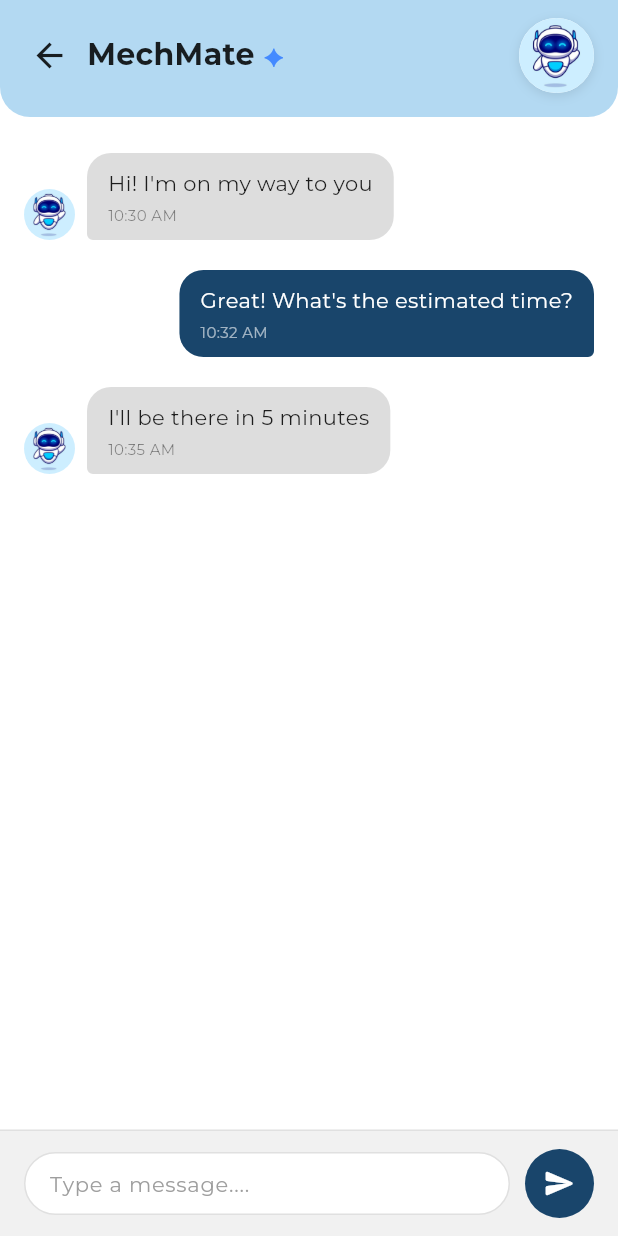
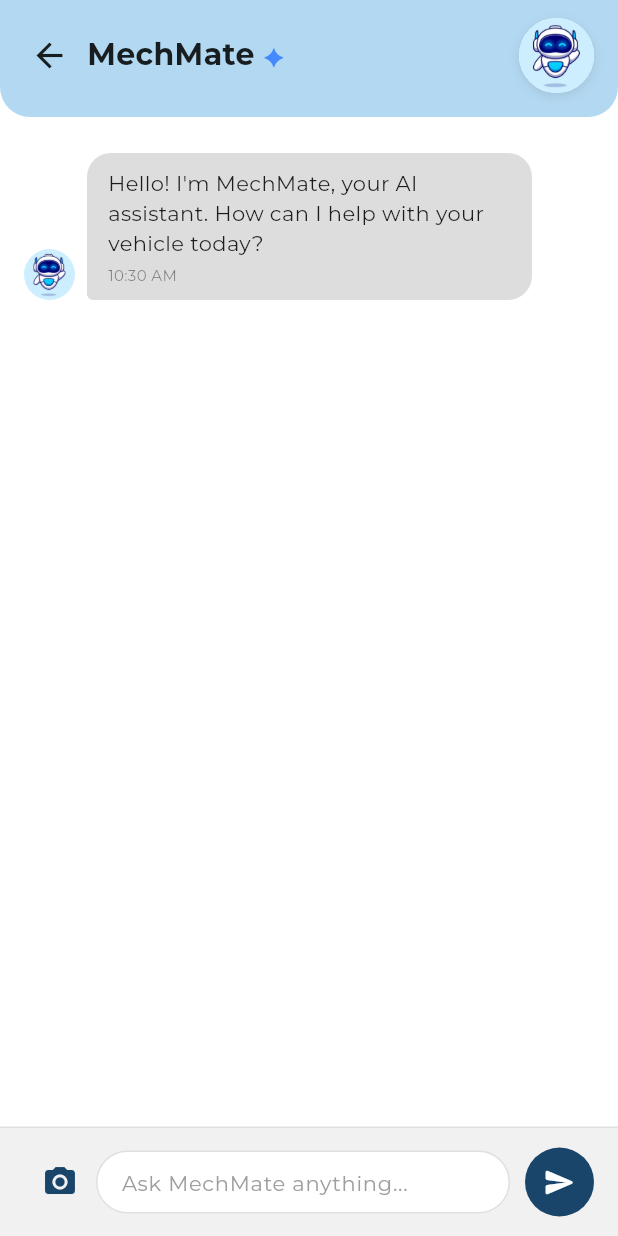
Before and after one commit to Aukaba/UnliRice_Softdev2, a Flutter app: the UserChatSessionScreen screen opened directly, on a phone screen of 412 x 824 dp. Run offline on Flutter 3.47's test engine with Material 3 defaults, Android fonts, the phone set to English and light mode, and no system bars; our stand-ins replace google_fonts, image_picker, shared_preferences, supabase_flutter; accounts and stored records are empty; network calls fail.

Commit message:
integrated chatbot not optimzied for multiple users

```diff
--- a/automate/lib/Logic/ollama_integrations/model/chat_message.dart
+++ b/automate/lib/Logic/ollama_integrations/model/chat_message.dart
@@ -1,16 +1,22 @@
 class ChatMessage {
-  final String text;
+  final String content;
   final bool isUser;
-  final List<String>? images;
+  final DateTime timestamp;
+  final MessageType type;
 
-  ChatMessage({required this.text, required this.isUser, this.images});
+  ChatMessage({
+    required this.content,
+    required this.isUser,
+    DateTime? timestamp,
+    this.type = MessageType.text,
+  }) : timestamp = timestamp ?? DateTime.now();
 
-  // Helper to convert our UI message to the format Ollama expects
-  Map<String, dynamic> toOllamaJson() {
-    return {
-      "role": isUser ? "user" : "assistant",
-      "content": text,
-      if (images != null) "images": images,
-    };
-  }
+  Map<String, dynamic> toJson() => {
+    'content': content,
+    'isUser': isUser,
+    'timestamp': timestamp.toIso8601String(),
+    'type': type.toString(),
+  };
 }
+
+enum MessageType { text, image, error }
--- a/automate/lib/screen/admin/admin_profile_screen.dart
+++ b/automate/lib/screen/admin/admin_profile_screen.dart
@@ -582,7 +582,7 @@ class _ToggleTile extends StatelessWidget {
           Switch(
             value: value,
             onChanged: onChanged,
-            activeColor: const Color(0xFF164D83),
+            activeThumbColor: const Color(0xFF164D83),
             activeTrackColor: const Color(0xFF164D83).withOpacity(0.3),
             inactiveThumbColor: Colors.white,
             inactiveTrackColor: Colors.transparent,
--- a/automate/lib/screen/messages/user_chat_session.dart
+++ b/automate/lib/screen/messages/user_chat_session.dart
@@ -1,13 +1,14 @@
 import 'package:flutter/material.dart';
 import 'package:google_fonts/google_fonts.dart';
+import 'dart:convert';
+import 'dart:io';
+import 'package:http/http.dart' as http;
+import 'package:image_picker/image_picker.dart';
 
 class UserChatSessionScreen extends StatefulWidget {
   final String mechanicName;
 
-  const UserChatSessionScreen({
-    super.key,
-    required this.mechanicName,
-  });
+  const UserChatSessionScreen({super.key, required this.mechanicName});
 
   @override
   State<UserChatSessionScreen> createState() => _UserChatSessionScreenState();
@@ -15,8 +16,140 @@ class UserChatSessionScreen extends StatefulWidget {
 
 class _UserChatSessionScreenState extends State<UserChatSessionScreen> {
   final TextEditingController _msgController = TextEditingController();
+  final ImagePicker _picker = ImagePicker();
+  bool _isLoading = false;
+
+  // Store messages dynamically instead of hardcoded
+  List<ChatMessage> _messages = [];
+
+  // Ollama configuration
+  final String ollamaUrl = "https://supposedly-abdicative-ben.ngrok-free.dev/api/chat"; // YOUR IP HERE
+  final String modelName = "llama3.2-vision";
 
   bool get _isMechMate => widget.mechanicName == "MechMate";
+
+  @override
+  void initState() {
+    super.initState();
+    // Initialize with welcome message if it's MechMate
+    if (_isMechMate) {
+      _messages.add(ChatMessage(
+        message: "Hello! I'm MechMate, your AI assistant. How can I help with your vehicle today?",
+        time: _getCurrentTime(),
+        isMe: false,
+      ));
+    }
+  }
+
+  String _getCurrentTime() {
+    final now = DateTime.now();
+    return "${now.hour}:${now.minute.toString().padLeft(2, '0')} ${now.hour >= 12 ? 'PM' : 'AM'}";
+  }
+
+  /// Send message to Ollama AI
+  Future<void> _sendToOllama({String? text, String? imageBase64}) async {
+    setState(() => _isLoading = true);
+
+    try {
+      final response = await http.post(
+        Uri.parse(ollamaUrl),
+        headers: {
+          'Content-Type': 'application/json',
+          'ngrok-skip-browser-warning': 'true',
+        },
+        body: jsonEncode({
+          "model": modelName,
+          "messages": [
+            {
+              "role": "user",
+              "content": text ?? "Look at this vehicle part. What visible failures or issues are present? List 3 possibilities.",
+              if (imageBase64 != null) "images": [imageBase64]
+            }
+          ],
+          "stream": false
+        }),
+      ).timeout(const Duration(seconds: 90));
+
+      if (response.statusCode == 200) {
+        final data = jsonDecode(response.body);
+        final botMessage = data['message']['content'];
+
+        setState(() {
+          _messages.add(ChatMessage(
+            message: botMessage,
+            time: _getCurrentTime(),
+            isMe: false,
+          ));
+        });
+      } else {
+        _showError("Server error: ${response.statusCode}");
+      }
+    } catch (e) {
+      _showError("Connection failed: $e");
+    } finally {
+      setState(() => _isLoading = false);
+    }
+  }
+
+  void _showError(String error) {
+    setState(() {
+      _messages.add(ChatMessage(
+        message: "❌ $error",
+        time: _getCurrentTime(),
+        isMe: false,
+        isError: true,
+      ));
+    });
+  }
+
+  void _handleSendMessage() {
+    if (_msgController.text.trim().isEmpty) return;
+
+    final text = _msgController.text;
+
+    // Add user message to chat
+    setState(() {
+      _messages.add(ChatMessage(
+        message: text,
+        time: _getCurrentTime(),
+        isMe: true,
+      ));
+    });
+
+    _msgController.clear();
+
+    // If it's MechMate, send to Ollama
+    if (_isMechMate) {
+      _sendToOllama(text: text);
+    }
+    // For human mechanics, you'd implement real-time messaging here
+  }
+
+  void _handleImageCapture() async {
+    final XFile? photo = await _picker.pickImage(
+      source: ImageSource.camera,
+      maxWidth: 800,
+      maxHeight: 800,
+      imageQuality: 50,
+    );
+
+    if (photo != null) {
+      setState(() {
+        _messages.add(ChatMessage(
+          message: "[Image sent for diagnosis]",
+          time: _getCurrentTime(),
+          isMe: true,
+        ));
+      });
+
+      final bytes = await File(photo.path).readAsBytes();
+      final base64String = base64Encode(bytes);
+
+      if (_isMechMate) {
+        _sendToOllama(imageBase64: base64String);
+      }
+    }
+  }
 
   @override
   Widget build(BuildContext context) {
@@ -26,38 +159,36 @@ class _UserChatSessionScreenState extends State<UserChatSessionScreen> {
         children: [
           _isMechMate ? _buildMechMateHeader() : _buildMechanicHeader(),
 
-          // Main Chat Body
+          // Main Chat Body - Now dynamic
           Expanded(
-            child: ListView(
+            child: ListView.builder(
               padding: const EdgeInsets.symmetric(horizontal: 16, vertical: 24),
-              children: [
-                _buildMessageBubble(
-                  message: "Hi! I'm on my way to you",
-                  time: "10:30 AM",
-                  isMe: false,
-                ),
-                _buildMessageBubble(
-                  message: "Great! What's the estimated time?",
-                  time: "10:32 AM",
-                  isMe: true,
-                ),
-                _buildMessageBubble(
-                  message: "I'll be there in 5 minutes",
-                  time: "10:35 AM",
-                  isMe: false,
-                ),
-              ],
+              itemCount: _messages.length,
+              itemBuilder: (context, index) {
+                final msg = _messages[index];
+                return _buildMessageBubble(
+                  message: msg.message,
+                  time: msg.time,
+                  isMe: msg.isMe,
+                );
+              },
             ),
           ),
 
-          // Input Bar
+          // Loading indicator
+          if (_isLoading)
+            const LinearProgressIndicator(
+              backgroundColor: Colors.grey,
+              valueColor: AlwaysStoppedAnimation<Color>(Color(0xFF19456B)),
+            ),
+
+          // Input Bar - Now with camera option for MechMate
           _buildInputBar(),
         ],
       ),
     );
   }
 
-  /// MechMate-specific header: light blue background, robot avatar on the right
   Widget _buildMechMateHeader() {
     return Container(
       padding: EdgeInsets.only(
@@ -67,7 +198,7 @@ class _UserChatSessionScreenState extends State<UserChatSessionScreen> {
         right: 16,
       ),
       decoration: const BoxDecoration(
-        color: Color(0xFFB3D9F2), // Light blue
+        color: Color(0xFFB3D9F2),
         borderRadius: BorderRadius.only(
           bottomLeft: Radius.circular(20),
           bottomRight: Radius.circular(20),
@@ -75,7 +206,6 @@ class _UserChatSessionScreenState extends State<UserChatSessionScreen> {
       ),
       child: Row(
         children: [
-          // Back arrow
           GestureDetector(
             onTap: () => Navigator.pop(context),
             child: const Padding(
@@ -84,7 +214,6 @@ class _UserChatSessionScreenState extends State<UserChatSessionScreen> {
             ),
           ),
           const SizedBox(width: 4),
-          // Title
           Expanded(
             child: Row(
               children: [
@@ -96,11 +225,13 @@ class _UserChatSessionScreenState extends State<UserChatSessionScreen> {
                     color: Colors.black87,
                   ),
                 ),
-                const Text("✦", style: TextStyle(fontSize: 16, color: Colors.blueAccent)),
+                const Text(
+                  "✦",
+                  style: TextStyle(fontSize: 16, color: Colors.blueAccent),
+                ),
               ],
             ),
           ),
-          // Robot avatar on the right
           Container(
             width: 50,
             height: 50,
@@ -116,17 +247,13 @@ class _UserChatSessionScreenState extends State<UserChatSessionScreen> {
               ],
             ),
             clipBehavior: Clip.antiAlias,
-            child: Image.asset(
-              'assets/images/robotttt.png',
-              fit: BoxFit.cover,
-            ),
+            child: Image.asset('assets/images/robotttt.png', fit: BoxFit.cover),
           ),
         ],
       ),
     );
   }
 
-  /// Regular mechanic header: gold background
   Widget _buildMechanicHeader() {
     return Container(
       padding: EdgeInsets.only(
@@ -194,6 +321,12 @@ class _UserChatSessionScreenState extends State<UserChatSessionScreen> {
       ),
       child: Row(
         children: [
+          // Camera button for MechMate
+          if (_isMechMate)
+            IconButton(
+              onPressed: _isLoading ? null : _handleImageCapture,
+              icon: Icon(Icons.camera_alt, color: _isLoading ? Colors.grey : const Color(0xFF19456B)),
+            ),
           Expanded(
             child: Container(
               decoration: BoxDecoration(
@@ -204,8 +337,9 @@ class _UserChatSessionScreenState extends State<UserChatSessionScreen> {
               padding: const EdgeInsets.symmetric(horizontal: 16, vertical: 4),
               child: TextField(
                 controller: _msgController,
+                enabled: !_isLoading,
                 decoration: InputDecoration(
-                  hintText: "Type a message....",
+                  hintText: _isMechMate ? "Ask MechMate anything..." : "Type a message....",
                   hintStyle: GoogleFonts.montserrat(
                     fontSize: 14,
                     fontWeight: FontWeight.w400,
@@ -218,13 +352,20 @@ class _UserChatSessionScreenState extends State<UserChatSessionScreen> {
             ),
           ),
           const SizedBox(width: 10),
-          Container(
-            padding: const EdgeInsets.all(12),
-            decoration: const BoxDecoration(
-              color: Color(0xFF19456B),
-              shape: BoxShape.circle,
+          GestureDetector(
+            onTap: _isLoading ? null : _handleSendMessage,
+            child: Container(
+              padding: const EdgeInsets.all(12),
+              decoration: BoxDecoration(
+                color: _isLoading ? Colors.grey : const Color(0xFF19456B),
+                shape: BoxShape.circle,
+              ),
+              child: const Icon(
+                Icons.send_rounded,
+                color: Colors.white,
+                size: 22,
+              ),
             ),
-            child: const Icon(Icons.send_rounded, color: Colors.white, size: 22),
           ),
         ],
       ),
@@ -242,12 +383,14 @@ class _UserChatSessionScreenState extends State<UserChatSessionScreen> {
         crossAxisAlignment: CrossAxisAlignment.end,
         mainAxisAlignment: isMe ? MainAxisAlignment.end : MainAxisAlignment.start,
         children: [
-          // Show robot avatar on the left side for bot messages (MechMate only)
           if (!isMe && _isMechMate) ...[
             Container(
               width: 34,
               height: 34,
-              decoration: const BoxDecoration(shape: BoxShape.circle, color: Colors.white),
+              decoration: const BoxDecoration(
+                shape: BoxShape.circle,
+                color: Colors.white,
+              ),
               clipBehavior: Clip.antiAlias,
               child: Image.asset(
                 'assets/images/robotttt.png',
@@ -256,7 +399,6 @@ class _UserChatSessionScreenState extends State<UserChatSessionScreen> {
             ),
             const SizedBox(width: 8),
           ],
-          // Message bubble
           Flexible(
             child: Container(
               padding: const EdgeInsets.symmetric(horizontal: 14, vertical: 10),
@@ -301,3 +443,18 @@ class _UserChatSessionScreenState extends State<UserChatSessionScreen> {
     );
   }
 }
+
+// Message model class
+class ChatMessage {
+  final String message;
+  final String time;
+  final bool isMe;
+  final bool isError;
+
+  ChatMessage({
+    required this.message,
+    required this.time,
+    required this.isMe,
+    this.isError = false,
+  });
+}
--- a/automate/pubspec.yaml
+++ b/automate/pubspec.yaml
@@ -31,6 +31,7 @@ dependencies:
   flutter:
     sdk: flutter
   http: ^1.2.0
+  image_picker: ^1.0.7
 
   # The following adds the Cupertino Icons font to your application.
   # Use with the CupertinoIcons class for iOS style icons.
```
Also changed, not shown: automate/lib/Logic/ollama_integrations/services/config_services.dart (+10 -0 lines), automate/lib/Logic/ollama_integrations/services/ollama_service.dart (+23 -10 lines), automate/lib/screen/mechanic/schedule.dart (+6 -2 lines), automate/lib/widgets/chat_bubble.dart (added, +31 -0 lines), automate/pubspec.lock, 5 other files.
